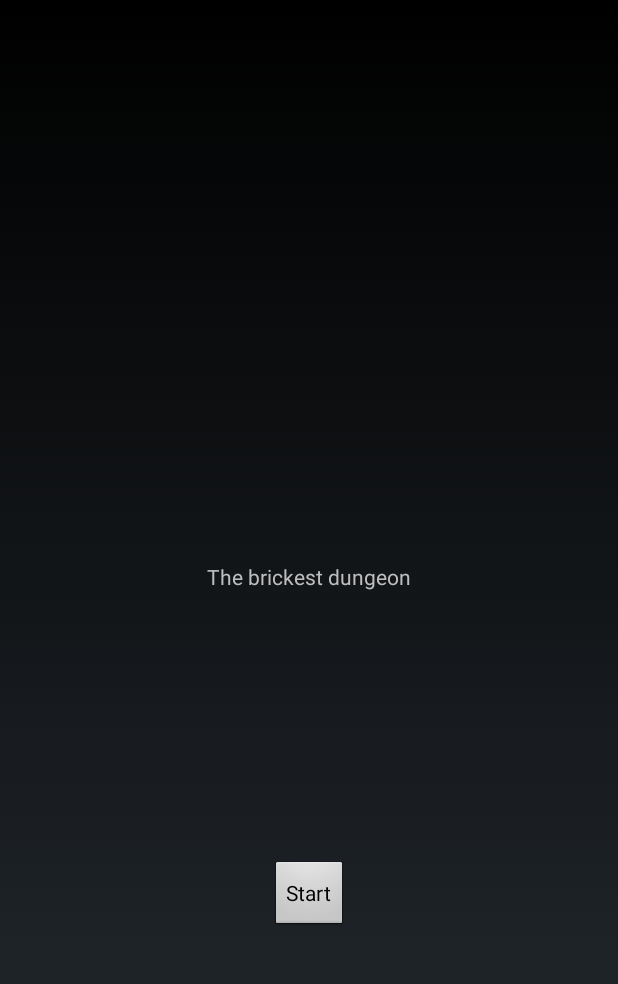
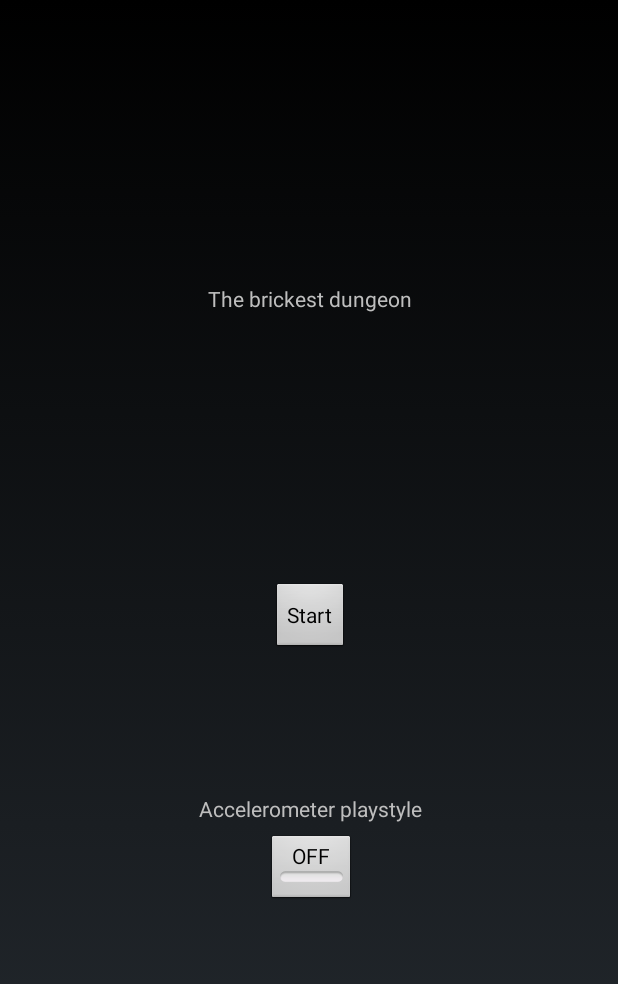
Before and after one commit to sykoure/BrickestDungeonAndroid2, an Android app: the screen it shows after launch (LauncherMenu), on a phone screen of 412 x 824 dp. Shown: the top 984 px of the screen. Run offline under Robolectric (Android 15) with nearby library versions, the phone set to English and light mode, and no system bars.

Commit message:
Added : Main menu - ToggleButton

```diff
--- a/app/src/main/java/com/app/remi/test/LauncherMenu.java
+++ b/app/src/main/java/com/app/remi/test/LauncherMenu.java
@@ -7,6 +7,7 @@ import android.os.Bundle;
 import android.view.View;
 import android.widget.Button;
 import android.widget.TextView;
+import android.widget.ToggleButton;
 
 /**
  * Menu activity class
@@ -14,13 +15,16 @@ import android.widget.TextView;
  */
 public class LauncherMenu extends Activity {
     private Button startButton;
-    private TextView titleTextView;
+    private TextView titleTextView,accelerometerTextView;
+    private ToggleButton accelerometerToggleButton;
     @Override
     protected void onCreate(Bundle savedInstanceState) {
         super.onCreate(savedInstanceState);
         setContentView(R.layout.activity_launcher_menu);
         startButton = (Button) findViewById(R.id.nextScreenButton);
         titleTextView = (TextView) findViewById(R.id.titleTextView);
+        accelerometerTextView = (TextView) findViewById(R.id.accelerometerTextView);
+        accelerometerToggleButton = (ToggleButton) findViewById(R.id.accelerometerToggleButton);
     }
 
     // Start the game activity
--- a/app/src/main/res/layout/activity_launcher_menu.xml
+++ b/app/src/main/res/layout/activity_launcher_menu.xml
@@ -20,7 +20,7 @@
         app:layout_constraintLeft_toLeftOf="parent"
         app:layout_constraintRight_toRightOf="parent"
         app:layout_constraintTop_toTopOf="parent"
-        app:layout_constraintVertical_bias="0.744" />
+        app:layout_constraintHorizontal_bias="0.501" />
 
     <TextView
         android:id="@+id/titleTextView"
@@ -34,4 +34,29 @@
         app:layout_constraintHorizontal_bias="0.46"
         app:layout_constraintLeft_toLeftOf="@+id/nextScreenButton"
         app:layout_constraintRight_toRightOf="@+id/nextScreenButton" />
+
+    <ToggleButton
+        android:id="@+id/accelerometerToggleButton"
+        android:layout_width="wrap_content"
+        android:layout_height="wrap_content"
+        android:text="ToggleButton"
+        android:layout_marginRight="8dp"
+        app:layout_constraintRight_toRightOf="@+id/accelerometerTextView"
+        android:layout_marginLeft="8dp"
+        app:layout_constraintLeft_toLeftOf="@+id/accelerometerTextView"
+        android:layout_marginTop="8dp"
+        app:layout_constraintTop_toBottomOf="@+id/accelerometerTextView" />
+
+    <TextView
+        android:id="@+id/accelerometerTextView"
+        android:layout_width="wrap_content"
+        android:layout_height="wrap_content"
+        android:text="Accelerometer playstyle"
+        android:layout_marginRight="8dp"
+        app:layout_constraintRight_toRightOf="@+id/nextScreenButton"
+        android:layout_marginTop="93dp"
+        app:layout_constraintTop_toBottomOf="@+id/nextScreenButton"
+        android:layout_marginLeft="0dp"
+        app:layout_constraintLeft_toLeftOf="@+id/nextScreenButton"
+        app:layout_constraintHorizontal_bias="0.462" />
 </android.support.constraint.ConstraintLayout>
```
